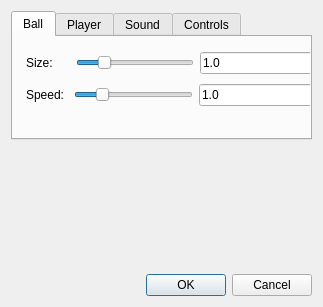
Old version of the form options.ui in the repository Many98/Pong_qt.
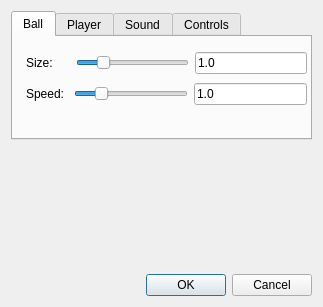
New version of the form. The open tabs and pages were chosen to show the change.

What changed in the file:
```diff
--- a/options.ui
+++ b/options.ui
@@ -32,9 +32,9 @@
          <property name="geometry">
           <rect>
            <x>13</x>
-           <y>11</y>
-           <width>292</width>
-           <height>62</height>
+           <y>12</y>
+           <width>281</width>
+           <height>61</height>
           </rect>
          </property>
          <layout class="QVBoxLayout" name="verticalLayout_2">
```
Left out of the diff: 14 changed lines with no effect on the pictures.
